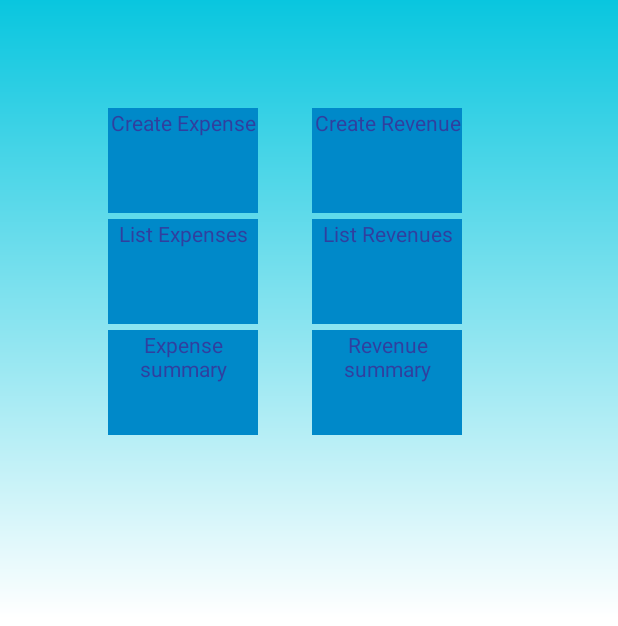
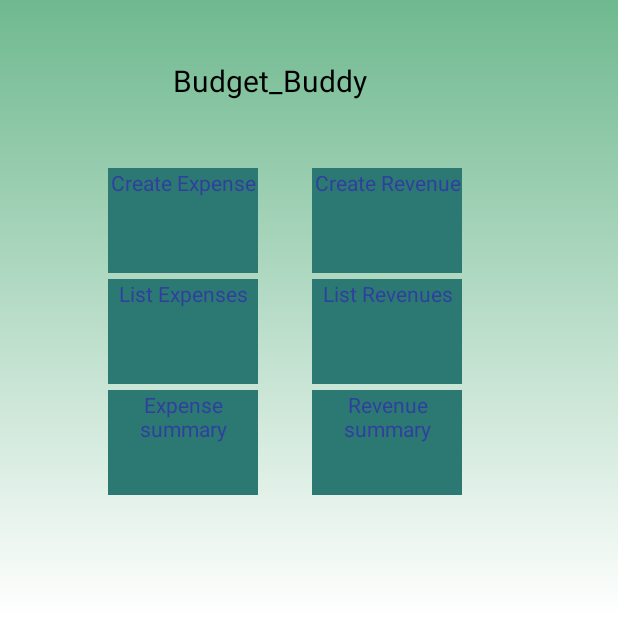
Before and after one commit to taani07/Budget_buddy, an Android app: the screen it shows after launch (MainActivity), on a phone screen of 412 x 824 dp. Shown: the top 626 px of the screen. Run offline under Robolectric (Android 15) with nearby library versions, the light colour scheme and no system bars.

Commit message:
layout and expenses list maintence!!

```diff
--- a/app/src/main/res/drawable/background.xml
+++ b/app/src/main/res/drawable/background.xml
@@ -3,7 +3,7 @@
     <gradient android:angle="90"
         android:startColor="@color/colorWhite"
         android:centerColor="@color/colorWhite"
-        android:endColor="@color/spaceblue"
+        android:endColor="#6FB98F"
 
         >
 
--- a/app/src/main/res/layout/activity_list_expenses.xml
+++ b/app/src/main/res/layout/activity_list_expenses.xml
@@ -5,16 +5,20 @@
     xmlns:tools="http://schemas.android.com/tools"
     android:layout_width="match_parent"
     android:layout_height="match_parent"
+    android:background="@drawable/background"
     tools:context="com.example.tanis.budget_buddy.ListExpenses">
 
     <ScrollView xmlns:android="http://schemas.android.com/apk/res/android"
         android:layout_width="fill_parent"
         android:layout_height="match_parent"
         android:fillViewport="true" >
+
         <ListView
             android:layout_width="wrap_content"
             android:layout_height="match_parent"
             android:id="@+id/listExpenses"
+
+
             >
 
         </ListView>
--- a/app/src/main/res/layout/activity_main.xml
+++ b/app/src/main/res/layout/activity_main.xml
@@ -8,7 +8,22 @@
     tools:context="com.example.tanis.budget_buddy.MainActivity">
 
 
+    <RelativeLayout
+        android:layout_width="wrap_content"
+        android:layout_height="wrap_content"
+        android:layout_marginTop="40dp"
+        >
 
+        <TextView
+            android:layout_width="wrap_content"
+            android:layout_height="wrap_content"
+            android:text="Budget_Buddy"
+            android:textColor="@color/colorBlack"
+            android:textAlignment="center"
+            android:layout_marginLeft="115dp"
+            android:textSize="20dp"
+
+            />
 
         <GridView
         android:layout_width="wrap_content"
@@ -21,6 +36,7 @@
 
     </GridView>
 
+    </RelativeLayout>
 
 
 </LinearLayout>
--- a/app/src/main/res/layout/menubutton.xml
+++ b/app/src/main/res/layout/menubutton.xml
@@ -9,7 +9,7 @@
         android:layout_width="100dp"
         android:layout_height="70dp"
         android:id="@+id/btnMenu"
-        android:background="@color/generalBackground"
+        android:background="#2C7873"
         android:layout_margin="2dp"
         android:textAlignment="center"
         android:textColor="@color/colorPrimaryDark"
@@ -17,4 +17,5 @@
         />
 
 
+
 </RelativeLayout>
--- a/app/src/main/res/values/styles.xml
+++ b/app/src/main/res/values/styles.xml
@@ -3,7 +3,7 @@
     <!-- Base application theme. -->
     <style name="AppTheme" parent="Theme.AppCompat.Light.DarkActionBar">
         <!-- Customize your theme here. -->
-        <item name="colorPrimary">@color/colorPrimary</item>
+        <item name="colorPrimary">#6FB98F</item>
         <item name="colorPrimaryDark">@color/colorPrimaryDark</item>
         <item name="colorAccent">@color/colorAccent</item>
     </style>
```
Also changed, not shown: app/src/main/res/layout/expense_n_revenue_list_format.xml (+9 -3 lines).
